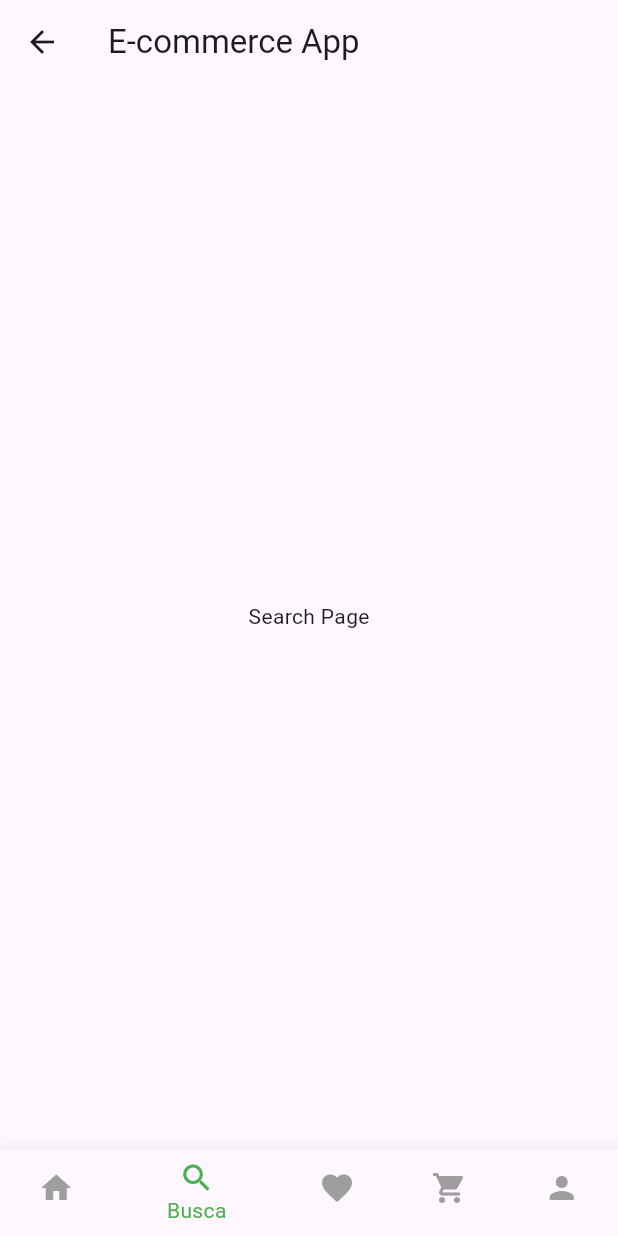
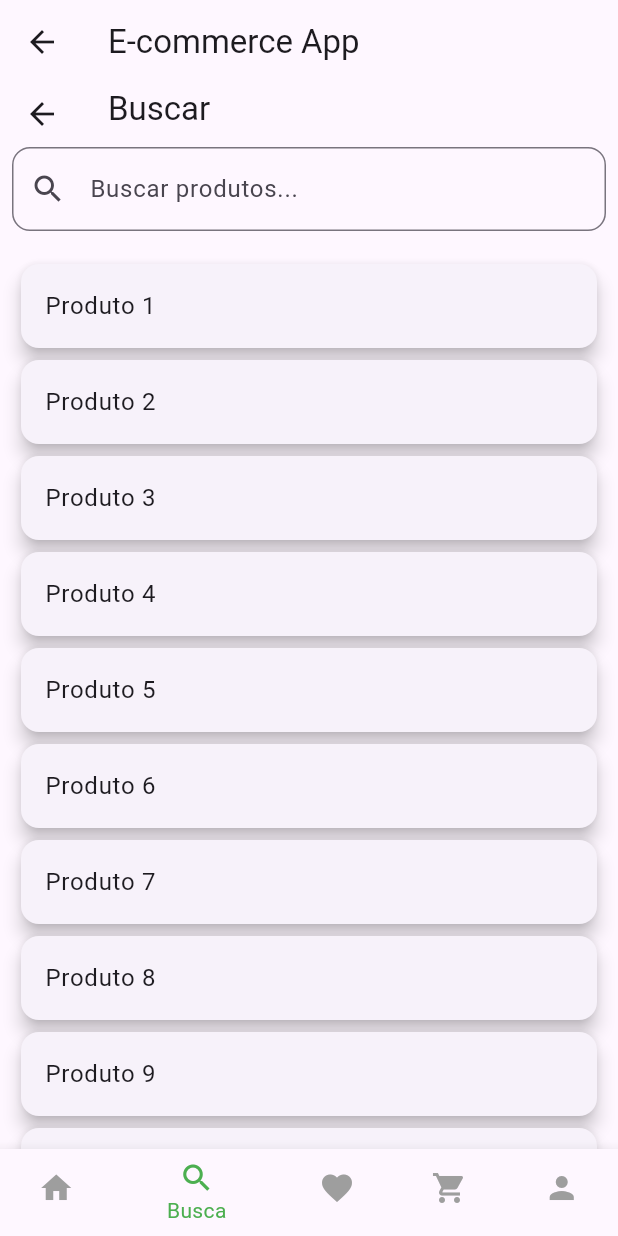
Before and after one commit to icararm/app_ecommerce, a Flutter app: the HomeScreen screen opened directly, item 2 of the bottom bar chosen, on a phone screen of 412 x 824 dp. Run offline on Flutter 3.47's test engine with Material 3 defaults, Android fonts, the phone set to English and light mode, and no system bars; network calls fail.

Commit message:
adiciona screen e widgets

```diff
--- a/lib/main.dart
+++ b/lib/main.dart
@@ -1,4 +1,5 @@
 import 'package:flutter/material.dart';
+import 'screens/login_screen.dart';
 
 void main() => runApp(EcommerceApp());
 
@@ -15,200 +16,3 @@ class EcommerceApp extends StatelessWidget {
     );
   }
 }
-
-class LoginScreen extends StatelessWidget {
-  @override
-  Widget build(BuildContext context) {
-    return Scaffold(
-      body: Padding(
-        padding: const EdgeInsets.all(16.0),
-        child: Column(
-          mainAxisAlignment: MainAxisAlignment.center,
-          children: <Widget>[
-            Text(
-              'Login',
-              style: TextStyle(fontSize: 32, fontWeight: FontWeight.bold),
-            ),
-            SizedBox(height: 50),
-            TextField(
-              decoration: InputDecoration(
-                labelText: 'Email',
-                border: OutlineInputBorder(),
-              ),
-            ),
-            SizedBox(height: 20),
-            TextField(
-              decoration: InputDecoration(
-                labelText: 'Password',
-                border: OutlineInputBorder(),
-              ),
-              obscureText: true,
-            ),
-            SizedBox(height: 20),
-            ElevatedButton(
-              onPressed: () {
-                Navigator.push(
-                  context,
-                  MaterialPageRoute(builder: (context) => HomeScreen()),
-                );
-              },
-              child: Text('Login'),
-              style: ElevatedButton.styleFrom(
-                minimumSize: Size(double.infinity, 50),
-              ),
-            ),
-          ],
-        ),
-      ),
-    );
-  }
-}
-
-class HomeScreen extends StatefulWidget {
-  @override
-  _HomeScreenState createState() => _HomeScreenState();
-}
-
-class _HomeScreenState extends State<HomeScreen> {
-  int _selectedIndex = 0;
-
-  static final List<Widget> _pages = <Widget>[
-    ProductGrid(),
-    Center(child: Text('Search Page')),
-    Center(child: Text('Favorites Page')),
-    Center(child: Text('Cart Page')),
-    Center(child: Text('Profile Page')),
-  ];
-
-  void _onItemTapped(int index) {
-    setState(() {
-      _selectedIndex = index;
-    });
-  }
-
-  @override
-  Widget build(BuildContext context) {
-    return Scaffold(
-      appBar: AppBar(
-        title: Text('E-commerce App'),
-      ),
-      body: _pages.elementAt(_selectedIndex),
-      bottomNavigationBar: BottomNavigationBar(
-        items: const <BottomNavigationBarItem>[
-          BottomNavigationBarItem(
-            icon: Icon(Icons.home),
-            label: 'Home',
-          ),
-          BottomNavigationBarItem(
-            icon: Icon(Icons.search),
-            label: 'Busca',
-          ),
-          BottomNavigationBarItem(
-            icon: Icon(Icons.favorite),
-            label: 'Favoritos',
-          ),
-          BottomNavigationBarItem(
-            icon: Icon(Icons.shopping_cart),
-            label: 'Carrinho',
-          ),
-          BottomNavigationBarItem(
-            icon: Icon(Icons.person),
-            label: 'Perfil',
-          ),
-        ],
-        currentIndex: _selectedIndex,
-        selectedItemColor: Colors.green,
-        unselectedItemColor: Colors.grey,
-        onTap: _onItemTapped,
-      ),
-    );
-  }
-}
-
-class ProductGrid extends StatelessWidget {
-  @override
-  Widget build(BuildContext context) {
-    return GridView.builder(
-      padding: EdgeInsets.all(10),
-      gridDelegate: SliverGridDelegateWithFixedCrossAxisCount(
-        crossAxisCount: 2,
-        crossAxisSpacing: 10,
-        mainAxisSpacing: 10,
-      ),
-      itemCount: 10,
-      itemBuilder: (ctx, i) => GestureDetector(
-        onTap: () {
-          Navigator.push(
-            context,
-            MaterialPageRoute(builder: (context) => ProductDetailScreen()),
-          );
-        },
-        child: Card(
-          elevation: 5,
-          child: Column(
-            children: [
-              Expanded(
-                child: Image.network(
-                  'https://via.placeholder.com/150',
-                  fit: BoxFit.cover,
-                ),
-              ),
-              Padding(
-                padding: const EdgeInsets.all(8.0),
-                child: Text('Produto ${i + 1}'),
-              ),
-            ],
-          ),
-        ),
-      ),
-    );
-  }
-}
-
-
-class ProductDetailScreen extends StatelessWidget {
-  @override
-  Widget build(BuildContext context) {
-    return Scaffold(
-      appBar: AppBar(
-        title: Text('Detalhes do Produto'),
-      ),
-      body: Padding(
-        padding: const EdgeInsets.all(16.0),
-        child: Column(
-          crossAxisAlignment: CrossAxisAlignment.start,
-          children: <Widget>[
-            Center(
-              child: Image.network(
-                'https://via.placeholder.com/300',
-                height: 300,
-              ),
-            ),
-            SizedBox(height: 20),
-            Text(
-              'Nome do Produto',
-              style: TextStyle(fontSize: 24, fontWeight: FontWeight.bold),
-            ),
-            SizedBox(height: 10),
-            Text(
-              'Descrição detalhada do produto. Aqui você pode adicionar mais informações sobre o produto.',
-              style: TextStyle(fontSize: 16),
-            ),
-            Spacer(),
-            ElevatedButton(
-              onPressed: () {
-                // Adicionar à sacola ou ação semelhante
-              },
-              child: Text('Adicionar à Sacola'),
-              style: ElevatedButton.styleFrom(
-                minimumSize: Size(double.infinity, 50),
-              ),
-            ),
-          ],
-        ),
-      ),
-    );
-  }
-}
-
-//testando
--- /dev/null
+++ b/lib/screens/home_screen.dart
@@ -0,0 +1,68 @@
+import 'package:flutter/material.dart';
+import 'product_detail_screen.dart';
+import 'search_screen.dart';
+import '../widgets/product_grid.dart';
+import 'profile_screen.dart';
+import 'favorites_screen.dart';
+
+class HomeScreen extends StatefulWidget {
+  @override
+  _HomeScreenState createState() => _HomeScreenState();
+}
+
+class _HomeScreenState extends State<HomeScreen> {
+  int _selectedIndex = 0;
+
+  static final List<Widget> _pages = <Widget>[
+    ProductGrid(),
+    SearchScreen(),
+    Center(child: Text('Favorites Page')), // Atualize com a tela de Favoritos se tiver
+    Center(child: Text('Cart Page')), // Atualize com a tela de Carrinho se tiver
+    ProfileScreen(),
+    FavoritesScreen(),
+  ];
+
+  void _onItemTapped(int index) {
+    setState(() {
+      _selectedIndex = index;
+    });
+  }
+
+  @override
+  Widget build(BuildContext context) {
+    return Scaffold(
+      appBar: AppBar(
+        title: Text('E-commerce App'),
+      ),
+      body: _pages.elementAt(_selectedIndex),
+      bottomNavigationBar: BottomNavigationBar(
+        items: const <BottomNavigationBarItem>[
+          BottomNavigationBarItem(
+            icon: Icon(Icons.home),
+            label: 'Home',
+          ),
+          BottomNavigationBarItem(
+            icon: Icon(Icons.search),
+            label: 'Busca',
+          ),
+          BottomNavigationBarItem(
+            icon: Icon(Icons.favorite),
+            label: 'Favoritos',
+          ),
+          BottomNavigationBarItem(
+            icon: Icon(Icons.shopping_cart),
+            label: 'Carrinho',
+          ),
+          BottomNavigationBarItem(
+            icon: Icon(Icons.person),
+            label: 'Perfil',
+          ),
+        ],
+        currentIndex: _selectedIndex,
+        selectedItemColor: Colors.green,
+        unselectedItemColor: Colors.grey,
+        onTap: _onItemTapped,
+      ),
+    );
+  }
+}
--- /dev/null
+++ b/lib/screens/search_screen.dart
@@ -0,0 +1,65 @@
+import 'package:flutter/material.dart';
+
+class SearchScreen extends StatefulWidget {
+  @override
+  _SearchScreenState createState() => _SearchScreenState();
+}
+
+class _SearchScreenState extends State<SearchScreen> {
+  final TextEditingController _searchController = TextEditingController();
+  List<String> _allProducts = List.generate(10, (index) => 'Produto ${index + 1}');
+  List<String> _filteredProducts = [];
+
+  @override
+  void initState() {
+    super.initState();
+    _filteredProducts = _allProducts;
+  }
+
+  void _filterProducts(String query) {
+    setState(() {
+      _filteredProducts = _allProducts
+          .where((product) => product.toLowerCase().contains(query.toLowerCase()))
+          .toList();
+    });
+  }
+
+  @override
+  Widget build(BuildContext context) {
+    return Scaffold(
+      appBar: AppBar(
+        title: Text('Buscar'),
+        bottom: PreferredSize(
+          preferredSize: Size.fromHeight(50),
+          child: Padding(
+            padding: const EdgeInsets.all(8.0),
+            child: TextField(
+              controller: _searchController,
+              onChanged: _filterProducts,
+              decoration: InputDecoration(
+                hintText: 'Buscar produtos...',
+                border: OutlineInputBorder(
+                  borderRadius: BorderRadius.circular(12),
+                ),
+                prefixIcon: Icon(Icons.search),
+              ),
+            ),
+          ),
+        ),
+      ),
+      body: ListView.builder(
+        padding: EdgeInsets.all(10),
+        itemCount: _filteredProducts.length,
+        itemBuilder: (ctx, i) => Card(
+          elevation: 5,
+          child: ListTile(
+            title: Text(_filteredProducts[i]),
+            onTap: () {
+              // Ação ao tocar no item da lista
+            },
+          ),
+        ),
+      ),
+    );
+  }
+}
```
Also changed, not shown: lib/screens/favorites_screen.dart (added, +39 -0 lines), lib/screens/login_screen.dart (added, +50 -0 lines), lib/screens/product_detail_screen.dart (added, +46 -0 lines), lib/screens/profile_screen.dart (added, +56 -0 lines), lib/widgets/product_grid.dart (added, +42 -0 lines).
